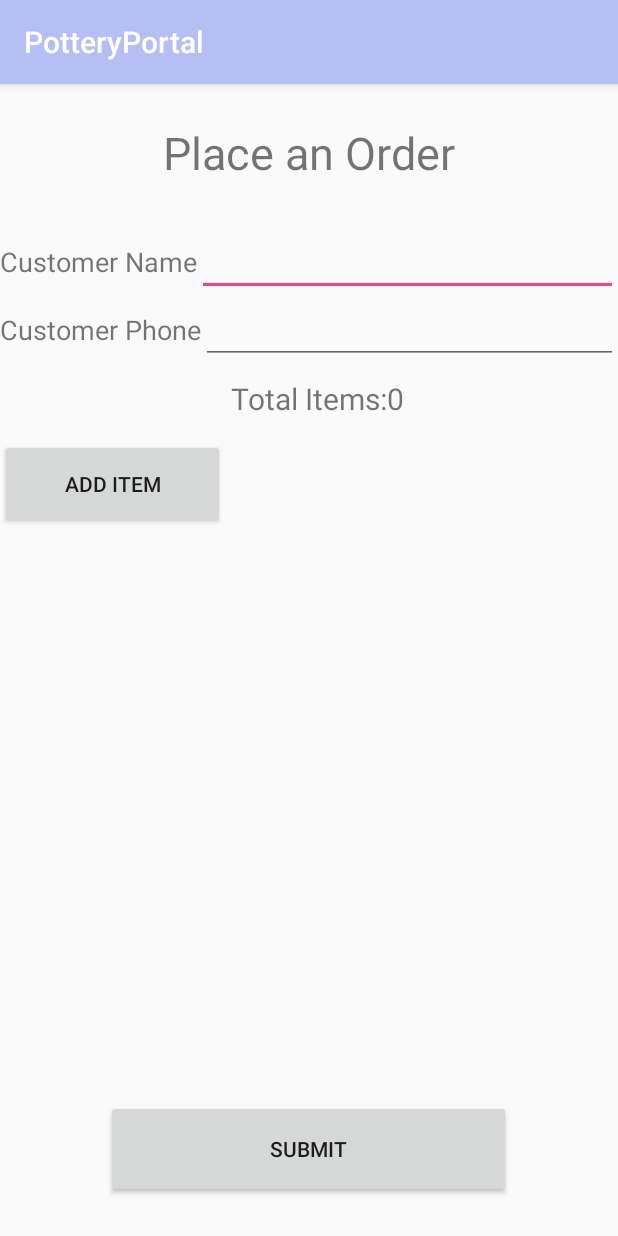
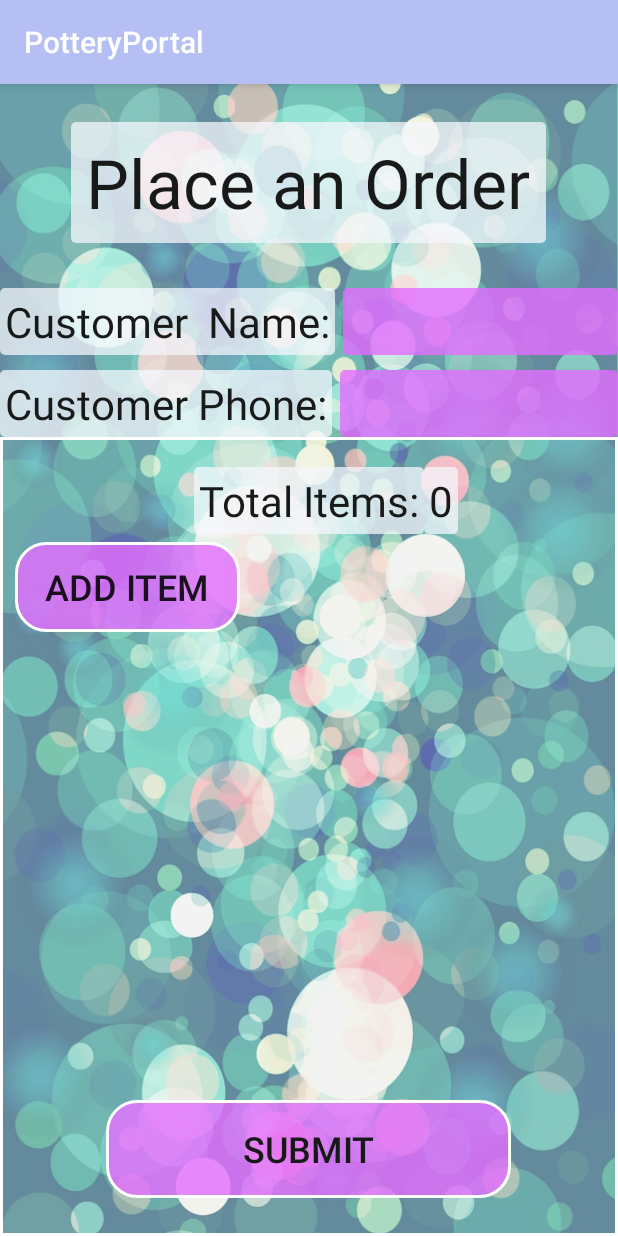
Before and after one commit to nrichman/ThatPotteryPortal, an Android app: the PlaceOrder screen opened directly, with no data from a screen before it, on a phone screen of 412 x 824 dp. Run offline under Robolectric (Android 15) with nearby library versions, the light colour scheme and no system bars; our stand-ins replace Volley; libraries missing offline, so code that uses them is left out: com.cloudinary.android, org.tensorflow.contrib; 3 statements that could not run were skipped.

Commit message:
Fixed threading issues, updates to UI, added ability to add more orders and add item signatures

```diff
--- /dev/null
+++ b/MobileApp/PotteryPortal/app/src/main/res/drawable/suggestion_background.xml
@@ -0,0 +1,13 @@
+<?xml version="1.0" encoding="utf-8"?>
+<shape xmlns:android="http://schemas.android.com/apk/res/android"
+    android:shape="rectangle" android:padding="10dp"
+    android:layout_height="50dp"
+    android:layout_width="wrap_content">
+    <solid android:color="#BBffff"/> <!-- this one is ths color of the Rounded Button -->
+    <corners
+        android:bottomRightRadius="25dp"
+        android:bottomLeftRadius="25dp"
+        android:topLeftRadius="25dp"
+        android:topRightRadius="25dp"/>
+
+</shape>
--- /dev/null
+++ b/MobileApp/PotteryPortal/app/src/main/res/drawable/teal_background.xml
@@ -0,0 +1,13 @@
+<?xml version="1.0" encoding="utf-8"?>
+<shape xmlns:android="http://schemas.android.com/apk/res/android"
+    android:shape="rectangle" android:padding="10dp"
+    android:layout_height="50dp"
+    android:layout_width="wrap_content">
+    <solid android:color="#CCe46dff"/> <!-- this one is ths color of the Rounded Button -->
+    <corners
+        android:bottomRightRadius="3dp"
+        android:bottomLeftRadius="3dp"
+        android:topLeftRadius="3dp"
+        android:topRightRadius="3dp"/>
+
+</shape>
--- a/MobileApp/PotteryPortal/app/src/main/res/layout/activity_place_order.xml
+++ b/MobileApp/PotteryPortal/app/src/main/res/layout/activity_place_order.xml
@@ -1,24 +1,32 @@
 <?xml version="1.0" encoding="utf-8"?>
-<ScrollView xmlns:android="http://schemas.android.com/apk/res/android"
-    android:layout_width="match_parent"
-    android:layout_height="match_parent"
-    android:fillViewport="true">
 
 <RelativeLayout xmlns:android="http://schemas.android.com/apk/res/android"
 xmlns:app="http://schemas.android.com/apk/res-auto"
 xmlns:tools="http://schemas.android.com/tools"
 android:layout_width="match_parent"
 android:layout_height="match_parent"
-tools:context="com.pottery.christy.potteryportal.PlaceOrder">
+tools:context="com.pottery.christy.potteryportal.PlaceOrder"
+    android:background="@drawable/back2">
+
+    <ScrollView xmlns:android="http://schemas.android.com/apk/res/android"
+        android:layout_width="match_parent"
+        android:layout_height="600dp"
+        android:background="@layout/border_background"
+        android:layout_below="@+id/editText2">
+
+        <RelativeLayout
+            android:layout_width="wrap_content"
+            android:id="@+id/InnerLayout1"
+            android:layout_height="wrap_content"
+            android:layout_below="@+id/totalItems">
 
             <RelativeLayout
                 android:layout_width="wrap_content"
                 android:id="@+id/InnerLayout"
                 android:layout_height="wrap_content"
-        android:layout_below="@+id/editText2">
-
+                >
+            <!--android:layout_below="@+id/editText2"-->
             </RelativeLayout>
-
             <Button
                 android:id="@+id/button"
                 android:layout_width="150dp"
@@ -26,9 +34,16 @@ tools:context="com.pottery.christy.potteryportal.PlaceOrder">
                 android:layout_alignParentLeft="true"
                 android:layout_alignParentStart="true"
                 android:layout_below="@+id/InnerLayout"
-    android:layout_marginTop="50dp"
+                android:layout_marginTop="70dp"
+                android:layout_marginLeft="10dp"
                 android:onClick="dispatchTakePictureIntent"
+                android:background="@layout/round_button2"
+                android:textSize="24dp"
                 android:text="Add Item" />
+        </RelativeLayout>
+
+    </ScrollView>
+
 <!--android:onClick="dispatchTakePictureIntent"-->
 
 <TextView
@@ -39,8 +54,14 @@ tools:context="com.pottery.christy.potteryportal.PlaceOrder">
     android:layout_alignBottom="@+id/editText"
     android:layout_alignParentLeft="true"
     android:layout_alignParentStart="true"
-    android:text="Customer Name"
-    android:textSize="18sp" />
+    android:layout_marginRight="5dp"
+    android:layout_marginBottom="5px"
+    android:background="@layout/white_background"
+    android:padding="5px"
+    android:paddingRight="10px"
+    android:text="Customer  Name:"
+    android:textSize="28sp"
+    android:textColor="#181919"/>
 
 <EditText
     android:id="@+id/editText"
@@ -48,6 +69,10 @@ tools:context="com.pottery.christy.potteryportal.PlaceOrder">
     android:layout_height="wrap_content"
     android:layout_below="@id/textView"
     android:layout_toRightOf="@id/textView2"
+    android:background="@layout/teal_background"
+    android:textColor="#181919"
+    android:textSize="28sp"
+    android:padding="5px"
     android:layout_marginTop="30dp"
     >
     <requestFocus />
@@ -61,15 +86,24 @@ tools:context="com.pottery.christy.potteryportal.PlaceOrder">
     android:layout_alignBottom="@+id/editText2"
     android:layout_alignParentLeft="true"
     android:layout_alignParentStart="true"
-    android:text="Customer Phone"
-    android:textSize="18sp" />
+    android:padding="5px"
+    android:layout_marginRight="5dp"
+    android:background="@layout/white_background"
+    android:textColor="#181919"
+    android:text="Customer Phone:"
+    android:textSize="28sp" />
 
 <EditText
     android:id="@+id/editText2"
     android:layout_width="match_parent"
     android:layout_height="wrap_content"
     android:layout_centerHorizontal="true"
+    android:textSize="28sp"
+    android:background="@layout/teal_background"
+    android:padding="5px"
     android:layout_below="@id/editText"
+    android:textColor="#181919"
+    android:layout_marginTop="10dp"
     android:layout_toRightOf="@id/textView3"
     >
 </EditText>
@@ -82,7 +116,10 @@ tools:context="com.pottery.christy.potteryportal.PlaceOrder">
     android:layout_below="@id/textView3"
     android:layout_centerHorizontal="true"
     android:layout_marginTop="20dp"
-    android:textSize="20sp"
+    android:background="@layout/white_background"
+    android:textColor="#181919"
+    android:textSize="28sp"
+    android:padding="5px"
     />
 <TextView
     android:id="@+id/itemCount"
@@ -91,8 +128,11 @@ tools:context="com.pottery.christy.potteryportal.PlaceOrder">
     android:text="0"
     android:layout_below="@id/textView3"
     android:layout_toRightOf="@id/totalItems"
+    android:background="@layout/white_background"
+    android:textColor="#181919"
     android:layout_marginTop="20dp"
-    android:textSize="20sp"
+    android:padding="5px"
+    android:textSize="28sp"
     />
 
 <Button
@@ -101,19 +141,29 @@ tools:context="com.pottery.christy.potteryportal.PlaceOrder">
     android:layout_height="65dp"
     android:text="Submit"
     android:layout_centerHorizontal="true"
-    android:layout_alignParentBottom="true"
+    android:textSize="24dp"
+    android:textColor="#181919"
+    android:background="@layout/round_button2"
     android:onClick="gotoMainActivity"
     android:layout_marginBottom="25dp"
+    android:layout_alignParentBottom="true"
     />
 
+    <!--android:layout_alignParentBottom="true"-->
     <TextView
         android:id="@+id/textView"
         android:layout_width="wrap_content"
         android:layout_height="wrap_content"
         android:layout_centerHorizontal="true"
+        android:layout_marginTop="25dp"
+        android:background="@layout/white_background"
+        android:fontFamily="sans-serif"
+        android:paddingBottom="10dp"
+        android:paddingLeft="10dp"
+        android:paddingRight="10dp"
+        android:paddingTop="10dp"
         android:text="Place an Order"
-    android:textSize="30sp"
-    android:layout_marginTop="25dp"/>
+        android:textColor="#181919"
+        android:textSize="45sp" />
 
 </RelativeLayout>
-</ScrollView>
--- a/MobileApp/PotteryPortal/app/src/main/res/values/colors.xml
+++ b/MobileApp/PotteryPortal/app/src/main/res/values/colors.xml
@@ -3,4 +3,5 @@
     <color name="colorPrimary">#b5bff3</color>
     <color name="colorPrimaryDark">#203be7</color>
     <color name="colorAccent">#FF4081</color>
+    <color name="colorText">#000000</color>
 </resources>
--- a/MobileApp/PotteryPortal/app/src/main/res/values/strings.xml
+++ b/MobileApp/PotteryPortal/app/src/main/res/values/strings.xml
@@ -1,3 +1,5 @@
 <resources>
     <string name="app_name">PotteryPortal</string>
+    <string name="itemHint"><i>Item Name</i></string>
+    <string name="signatureHint"><i>Signed</i></string>
 </resources>
```
Also changed, not shown: MobileApp/PotteryPortal/app/src/main/java/com/pottery/christy/potteryportal/PlaceOrder.java (+102 -90 lines), MobileApp/PotteryPortal/app/src/main/res/layout/activity_main.xml (+28 -20 lines), MobileApp/PotteryPortal/app/src/main/res/layout/border.xml (added, +8 -0 lines), MobileApp/PotteryPortal/app/src/main/res/layout/border_background.xml (added, +9 -0 lines), MobileApp/PotteryPortal/app/src/main/res/layout/round_button.xml (added, +12 -0 lines), MobileApp/PotteryPortal/app/src/main/res/layout/round_button2.xml (added, +15 -0 lines), MobileApp/PotteryPortal/app/src/main/res/layout/teal_background.xml (added, +12 -0 lines), MobileApp/PotteryPortal/app/src/main/res/layout/white_background.xml (added, +12 -0 lines), MobileApp/PotteryPortal/app/src/main/res/drawable/back2.jpg (added), MobileApp/PotteryPortal/app/src/main/res/drawable/background1.png (added). Lines whose indentation alone changed are shown as unchanged.
